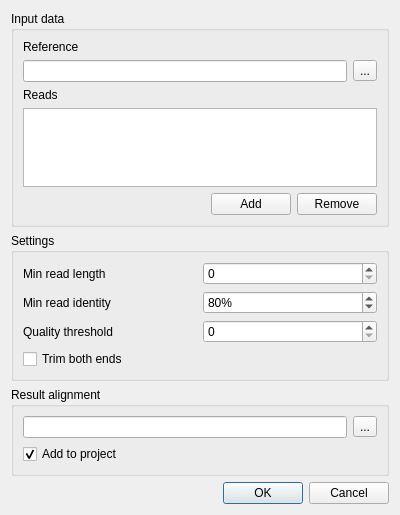
Above: src/plugins/external_tool_support/src/utils/AlignToReferenceBlastDialog.ui from violethaze74/ugene before the change. Below: the same form after it.
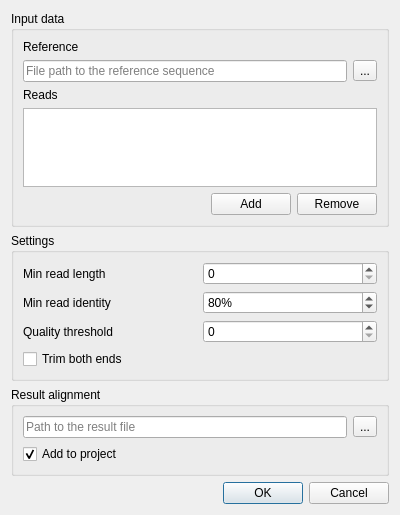
That is the form after the change.

Patch:
```diff
--- a/src/plugins/external_tool_support/src/utils/AlignToReferenceBlastDialog.ui
+++ b/src/plugins/external_tool_support/src/utils/AlignToReferenceBlastDialog.ui
@@ -33,7 +33,11 @@
          <number>0</number>
         </property>
         <item>
-         <widget class="QLineEdit" name="referenceLineEdit"/>
+         <widget class="QLineEdit" name="referenceLineEdit">
+          <property name="placeholderText">
+           <string>File path to the reference sequence</string>
+          </property>
+         </widget>
         </item>
         <item>
          <widget class="QToolButton" name="setReferenceButton">
@@ -153,7 +157,11 @@
       <item>
        <layout class="QHBoxLayout" name="horizontalLayout">
         <item>
-         <widget class="QLineEdit" name="outputLineEdit"/>
+         <widget class="QLineEdit" name="outputLineEdit">
+          <property name="placeholderText">
+           <string>Path to the result file</string>
+          </property>
+         </widget>
         </item>
         <item>
          <widget class="QToolButton" name="setOutputButton">
```
